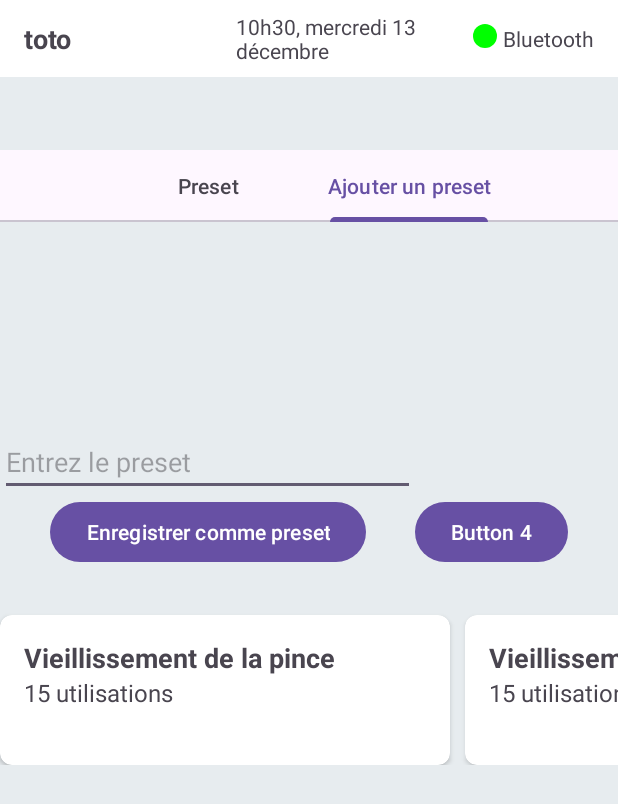
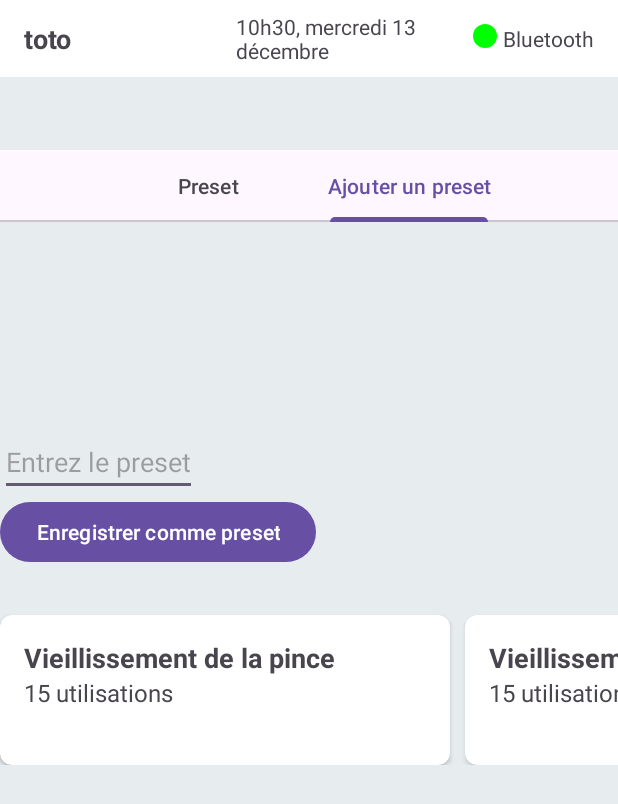
Before and after one commit to Maeva-B/Pince, an Android app: the screen it shows after launch (MainActivity), tab 2 chosen, on a phone screen of 412 x 824 dp. Shown: the top 804 px of the screen. Run offline under Robolectric (Android 15) with nearby library versions, the phone set to English and light mode, and no system bars.

Commit message:
onglet ok + bouton

```diff
--- a/app/src/main/java/com/pince/app/MainActivity.java
+++ b/app/src/main/java/com/pince/app/MainActivity.java
@@ -63,14 +63,12 @@ public class MainActivity extends AppCompatActivity {
                     Button presetButton1 = findViewById(R.id.presetButton1);
                     Button presetButton2 = findViewById(R.id.presetButton2);
                     Button presetButton3 = findViewById(R.id.presetButton3);
-                    Button presetButton4 = findViewById(R.id.presetButton4);
                     EditText editTexteInput = findViewById(R.id.addTextPreset);
                     Spinner spinnerPreset = findViewById(R.id.spinner);
                     presetButton1.setVisibility(View.VISIBLE);
                     presetButton2.setVisibility(View.VISIBLE);
                     spinnerPreset.setVisibility(View.VISIBLE);
                     presetButton3.setVisibility(View.GONE);
-                    presetButton4.setVisibility(View.GONE);
                     editTexteInput.setVisibility(View.GONE);
                 }
                 // L'onglet "Personnalisable" est sélectionné
@@ -78,14 +76,12 @@ public class MainActivity extends AppCompatActivity {
                     Button presetButton1 = findViewById(R.id.presetButton1);
                     Button presetButton2 = findViewById(R.id.presetButton2);
                     Button presetButton3 = findViewById(R.id.presetButton3);
-                    Button presetButton4 = findViewById(R.id.presetButton4);
                     EditText editTexteInput = findViewById(R.id.addTextPreset);
                     Spinner spinnerPreset = findViewById(R.id.spinner);
                     presetButton1.setVisibility(View.GONE);
                     presetButton2.setVisibility(View.GONE);
                     spinnerPreset.setVisibility(View.GONE);
                     presetButton3.setVisibility(View.VISIBLE);
-                    presetButton4.setVisibility(View.VISIBLE);
                     editTexteInput.setVisibility(View.VISIBLE);
                 }
             }
--- a/app/src/main/res/layout/activity_main.xml
+++ b/app/src/main/res/layout/activity_main.xml
@@ -177,16 +177,6 @@
                 app:layout_constraintStart_toStartOf="parent"
                 app:layout_constraintTop_toTopOf="parent" />
 
-            <Button
-                android:id="@+id/presetButton4"
-                android:layout_width="wrap_content"
-                android:layout_height="wrap_content"
-                android:text="Button 4"
-                app:layout_constraintBottom_toBottomOf="parent"
-                app:layout_constraintEnd_toEndOf="parent"
-                app:layout_constraintStart_toEndOf="@id/presetButton3"
-                app:layout_constraintTop_toTopOf="parent" />
-
         </androidx.constraintlayout.widget.ConstraintLayout>
 
     </LinearLayout>
```
